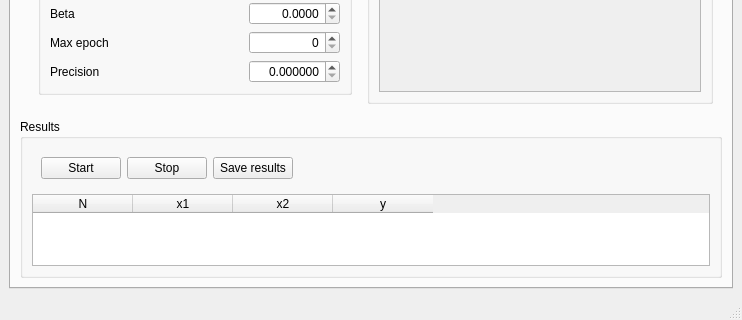
Before: the Qt Designer form mainwindow.ui in Abbath/ECOHT, drawn with Qt 5; both pictures show x 0 to 742 and y 235 to 555 of the 742 by 555 pixel window.
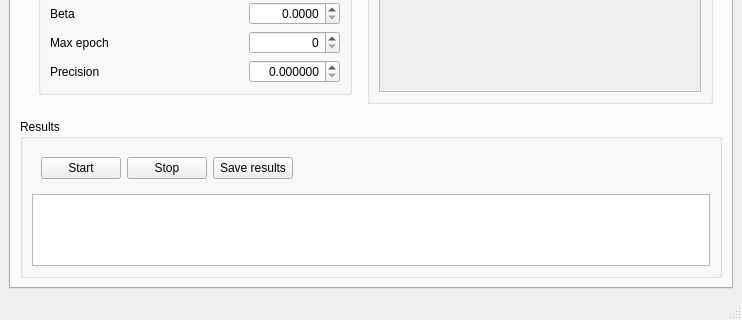
After: the same form once the commit is applied. Custom widgets are drawn as their Qt base class.

Diff of the .ui file:
```diff
--- a/mainwindow.ui
+++ b/mainwindow.ui
@@ -569,43 +569,7 @@
             </widget>
            </item>
            <item>
-            <widget class="QTableWidget" name="resultsTable">
-             <property name="toolTip">
-              <string>Table of results</string>
-             </property>
-             <property name="columnCount">
-              <number>4</number>
-             </property>
-             <attribute name="horizontalHeaderDefaultSectionSize">
-              <number>100</number>
-             </attribute>
-             <attribute name="horizontalHeaderMinimumSectionSize">
-              <number>45</number>
-             </attribute>
-             <attribute name="verticalHeaderDefaultSectionSize">
-              <number>30</number>
-             </attribute>
-             <column>
-              <property name="text">
-               <string>N</string>
-              </property>
-             </column>
-             <column>
-              <property name="text">
-               <string>x1</string>
-              </property>
-             </column>
-             <column>
-              <property name="text">
-               <string>x2</string>
-              </property>
-             </column>
-             <column>
-              <property name="text">
-               <string>y</string>
-              </property>
-             </column>
-            </widget>
+            <widget class="QTableWidget" name="resultsTable"/>
            </item>
           </layout>
          </widget>
```
Left out of the diff: 1 changed line with no effect on the pictures.
